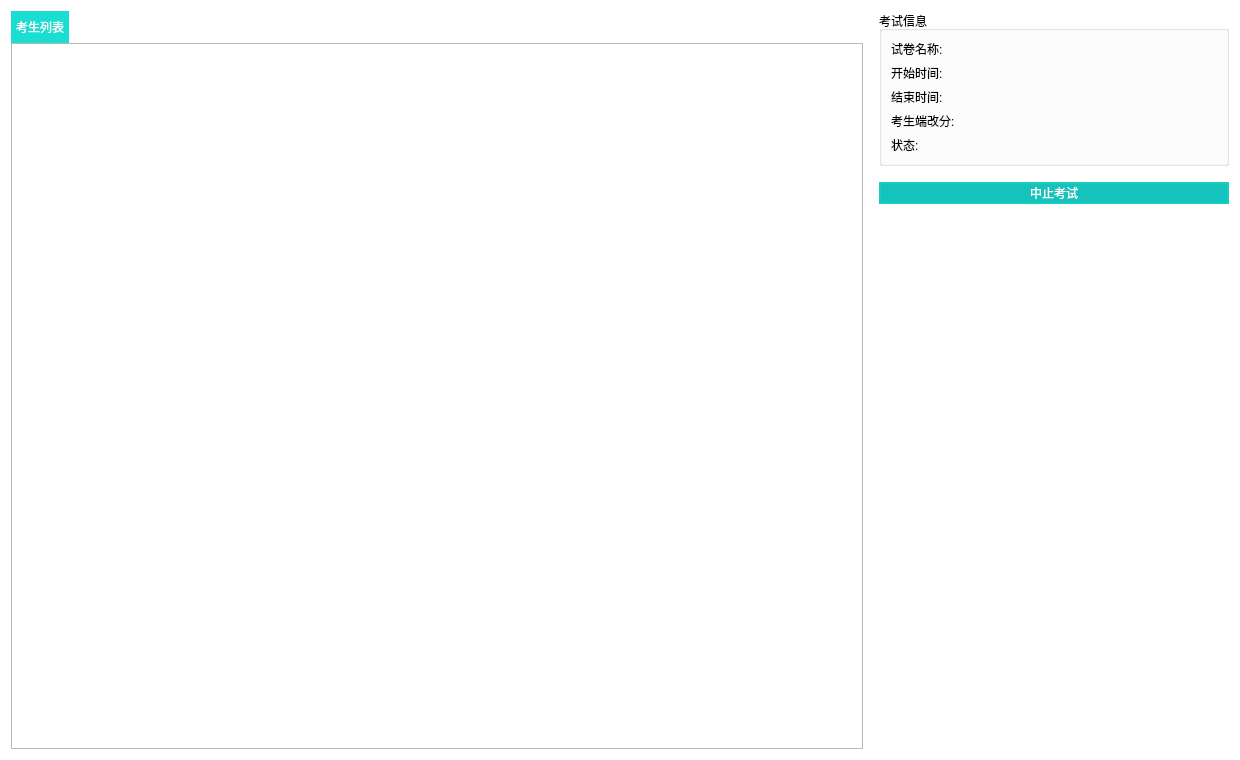
Qt form Widget/examwidget.ui (jkjkil4/ExamSysTeacher) before a commit.
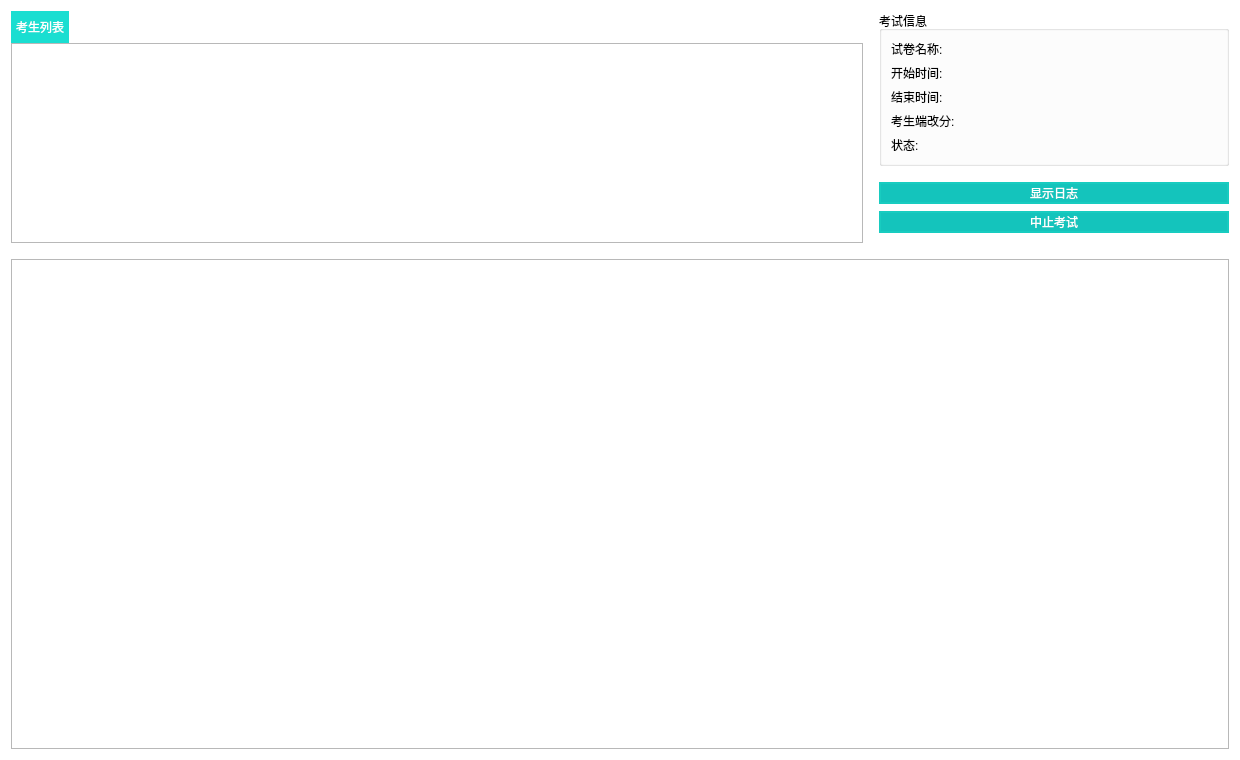
The same form after that commit.

Commit message: 日志功能

```diff
--- a/Widget/examwidget.ui
+++ b/Widget/examwidget.ui
@@ -18,7 +18,12 @@
 	background-color: white;
 }</string>
   </property>
-  <layout class="QHBoxLayout" name="horizontalLayout" stretch="1,0">
+  <layout class="QVBoxLayout" name="verticalLayout_3" stretch="0,1">
+   <property name="spacing">
+    <number>16</number>
+   </property>
+   <item>
+    <layout class="QHBoxLayout" name="layoutMain" stretch="1,0">
    <property name="spacing">
     <number>16</number>
    </property>
@@ -223,6 +228,13 @@
         <property name="bottomMargin">
          <number>0</number>
         </property>
+          <item>
+           <widget class="QPushButton" name="btnShowLog">
+            <property name="text">
+             <string>显示日志</string>
+            </property>
+           </widget>
+          </item>
         <item>
          <widget class="QPushButton" name="btnStop">
           <property name="minimumSize">
@@ -250,7 +262,7 @@
           <property name="sizeHint" stdset="0">
            <size>
             <width>20</width>
-            <height>40</height>
+              <height>10</height>
            </size>
           </property>
          </spacer>
@@ -259,6 +271,18 @@
       </widget>
      </item>
     </layout>
+     </item>
+    </layout>
+   </item>
+   <item>
+    <widget class="QListWidget" name="listWidgetLog">
+     <property name="editTriggers">
+      <set>QAbstractItemView::NoEditTriggers</set>
+     </property>
+     <property name="selectionMode">
+      <enum>QAbstractItemView::NoSelection</enum>
+     </property>
+    </widget>
    </item>
   </layout>
  </widget>
```
Lines whose indentation alone changed are shown as unchanged. The commit also changes 2 other files.
